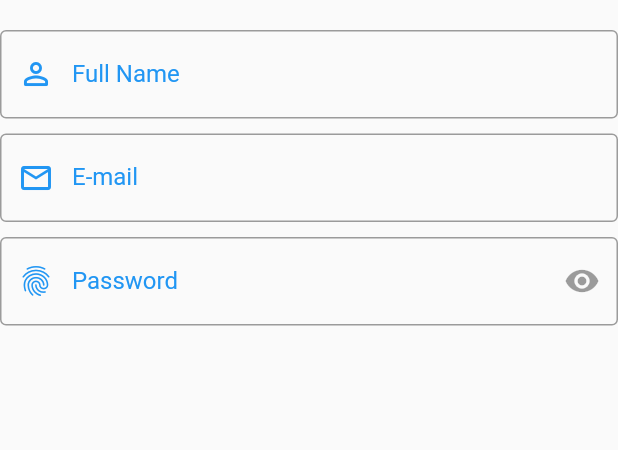
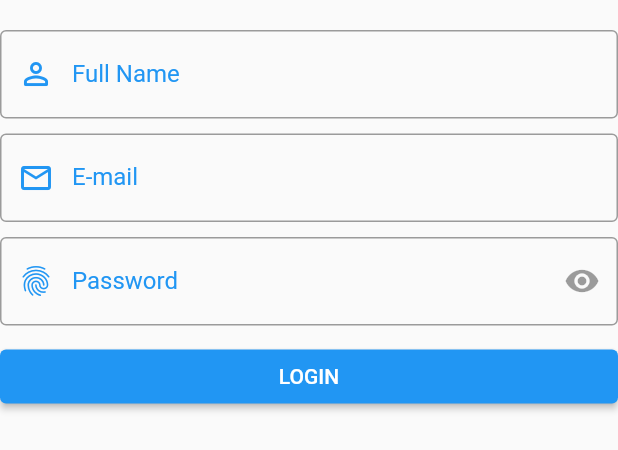
Before and after one commit to nandobb1411/arleapp, a Flutter app: the SignUpForm widget shown alone on an empty page, opened directly, on a phone screen of 412 x 824 dp. Shown: the top 450 px of the screen. Run offline on Flutter 3.47's test engine with Material 2 defaults, Android fonts, the light colour scheme and no system bars; our stand-ins replace get, google_fonts.

Commit message:
full form

```diff
--- a/lib/src/features/authentication/screens/login/signup/widgets/signup_form_widget.dart
+++ b/lib/src/features/authentication/screens/login/signup/widgets/signup_form_widget.dart
@@ -10,7 +10,6 @@ class SignUpForm extends StatelessWidget {
     return Form(
       child: Container(
         padding: EdgeInsets.symmetric(vertical: tFromHeight - 10),
-        child: Form(
         child: Column(
           crossAxisAlignment: CrossAxisAlignment.start,
           children: [
@@ -56,14 +55,19 @@ class SignUpForm extends StatelessWidget {
                   border: OutlineInputBorder(),
                   labelStyle: TextStyle(color: tPrimaryColor),
                   focusedBorder: OutlineInputBorder(
-                        borderSide:
-                            BorderSide(width: 2.0, color: tPrimaryColor)),
+                      borderSide: BorderSide(width: 2.0, color: tPrimaryColor)),
                   suffixIcon: IconButton(
-                        onPressed: null,
-                        icon: Icon(Icons.remove_red_eye_sharp))),
+                      onPressed: null, icon: Icon(Icons.remove_red_eye_sharp))),
+            ),
+            const SizedBox(
+              height: tFromHeight - 20,
+            ),
+            SizedBox(
+              width: double.infinity,
+              child: ElevatedButton(
+                  onPressed: () {}, child: Text("Login".toUpperCase())),
             ),
           ],
-          ),
         ),
       ),
     );
```
Lines whose indentation alone changed are shown as unchanged.
